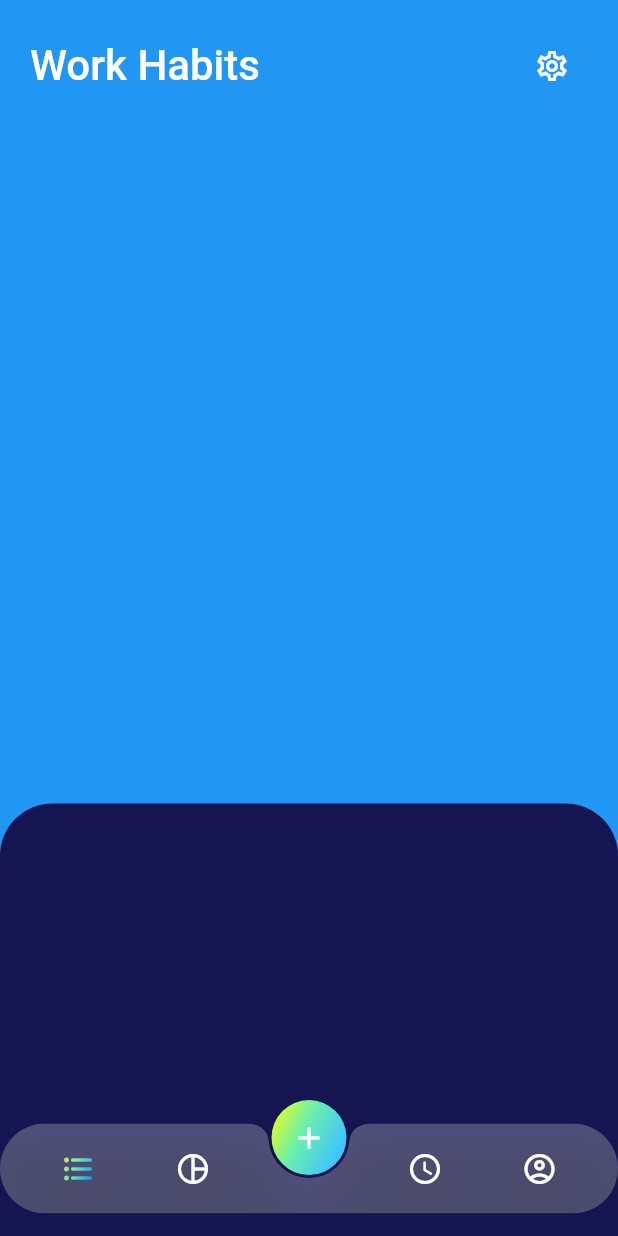
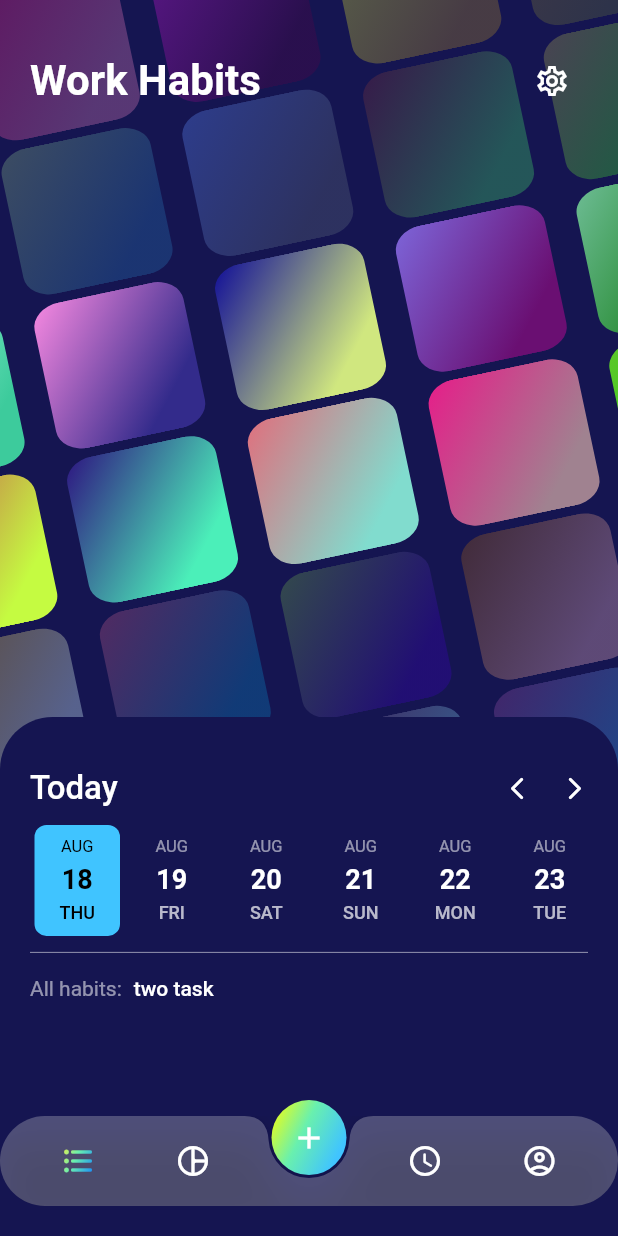
Before and after one commit to ocin-effendy/my_habit, a Flutter app: the screen it shows after launch, on a phone screen of 412 x 824 dp. Run offline on Flutter 3.47's test engine with Material 2 defaults, Android fonts, the light colour scheme and no system bars; drawn by our look-alikes of carousel_slider, date_picker_timeline.

Commit message:
modify homepage

```diff
--- a/lib/home_page.dart
+++ b/lib/home_page.dart
@@ -1,6 +1,20 @@
+import 'package:carousel_slider/carousel_slider.dart';
+import 'package:date_picker_timeline/date_picker_timeline.dart';
+import 'package:flutter/cupertino.dart';
 import 'package:flutter/material.dart';
+import 'dart:math' as math;
 
-class HomePage extends StatelessWidget {
+class HomePage extends StatefulWidget {
+  const HomePage({Key? key}) : super(key: key);
+  @override
+  State<HomePage> createState() => _HomePageState();
+}
+
+class _HomePageState extends State<HomePage> {
+  DatePickerController _controllerDatePicker = DatePickerController();
+  DateTime _selectedValue = DateTime.now();
+  final math.Random _random = math.Random();
+
   @override
   Widget build(BuildContext context) {
     return Scaffold(
@@ -8,40 +22,152 @@ class HomePage extends StatelessWidget {
       body: Stack(
         children: [
           Container(
-							color: Colors.blue,
+            color: Color.fromRGBO(21, 21, 81, 1),
+            child: Transform.translate(
+              offset: Offset(-35, -35),
+              child: Transform.rotate(
+                angle: -math.pi / 15,
+                child: Transform(
+                  transform: Matrix4.diagonal3Values(1.3, 1, 1),
+                  child: Column(
+                    children: [
+                      for (int i = 0; i < 7; i++)
+                        Padding(
+                          padding: const EdgeInsets.symmetric(vertical: 3),
+                          child: CarouselSlider(
+                              options: CarouselOptions(
+                                  viewportFraction: 0.23, height: 99, autoPlay: true, autoPlayAnimationDuration: Duration(seconds: 3*i), autoPlayInterval: Duration(seconds: 4)),
+                              items: [1, 2].map((e) {
+                                return Builder(
+                                  builder: (BuildContext context) {
+                                    int item = e;
+                                    return Container(
+                                      key: ValueKey('$i'),
+                                      width: 78,
+                                      decoration: BoxDecoration(
+                                        borderRadius: const BorderRadius.all(
+                                            Radius.circular(15)),
+                                        gradient: LinearGradient(
+                                            begin: Alignment.topLeft,
+                                            colors: [
+                                              Color.fromRGBO(
+                                                  _random.nextInt(256),
+                                                  _random.nextInt(256),
+                                                  _random.nextInt(256),
+                                                  i == 2 || i == 3 ? 1 : .35),
+                                              Color.fromRGBO(
+                                                  _random.nextInt(256),
+                                                  _random.nextInt(256),
+                                                  _random.nextInt(256),
+                                                  i == 2 || i == 3 ? 1 : .35),
+                                            ]),
+                                      ),
+                                    );
+                                  },
+                                );
+                              }).toList()),
+                        ),
+                    ],
+                  ),
+                ),
+              ),
+            ),
           ),
           Align(
             alignment: Alignment.bottomCenter,
             child: Expanded(
                 child: Container(
+              padding: const EdgeInsets.symmetric(vertical: 35, horizontal: 20),
               width: MediaQuery.of(context).size.width,
-										height: MediaQuery.of(context).size.height * .35,
+              height: MediaQuery.of(context).size.height * .42,
               decoration: const BoxDecoration(
                   color: Color.fromRGBO(21, 21, 81, 1),
                   borderRadius: BorderRadius.only(
                     topLeft: Radius.circular(35),
                     topRight: Radius.circular(35),
+                  )),
+              child: Column(
+								crossAxisAlignment: CrossAxisAlignment.start,
+                children: [
+                  Row(
+                    mainAxisAlignment: MainAxisAlignment.spaceBetween,
+                    children: [
+                      const Text(
+                        "Today",
+                        style: TextStyle(
+                            color: Colors.white,
+                            fontSize: 22,
+                            fontWeight: FontWeight.w500),
+                      ),
+                      Row(
+                        children: [
+                          Icon(
+                            Icons.arrow_back_ios_rounded,
+                            color: Colors.white,
+														size: 18,
+                          ),
+                          SizedBox(width: 20),
+                          Icon(
+                            Icons.arrow_forward_ios_rounded,
+                            color: Colors.white,
+														size: 18,
                           )
+                        ],
+                      )
+                    ],
                   ),
-									)
+									SizedBox(height: 8,),
+                  DatePicker(
+                    DateTime.now(),
+                    width: 57,
+                    controller: _controllerDatePicker,
+                    initialSelectedDate: DateTime.now(),
+                    selectionColor: Colors.lightBlueAccent,
+                    selectedTextColor: Colors.black,
+										monthTextStyle: const TextStyle(color: Colors.white54, fontSize: 11),
+										dateTextStyle: const TextStyle(color: Colors.white, fontSize: 18, fontWeight: FontWeight.w700),
+										dayTextStyle: const TextStyle(color: Colors.white70, fontSize: 12, fontWeight: FontWeight.w500),
+                    onDateChange: (date) {
+                      // New date selected
+                      setState(() {
+                        _selectedValue = date;
+                      });
+                    },
                   ),
+									const Divider(
+										color: Colors.white54,
+									),
+									SizedBox(height: 8),
+									Row(
+										children: [
+											Text("All habits:", style: TextStyle(color: Colors.white54),),
+											SizedBox(width: 8),
+											Text("two task", style: TextStyle(color: Colors.white, fontWeight: FontWeight.w500),),
+										],
+									),
+                ],
+              ),
+            )),
           ),
           SafeArea(
             child: Padding(
-						    padding: const EdgeInsets.all(20),
+              padding: const EdgeInsets.only(top: 30, left: 20, right: 20),
               child: Row(
                 mainAxisAlignment: MainAxisAlignment.spaceBetween,
                 children: [
-						  			const Text("Work Habits",
+                  const Text(
+                    "Work Habits",
                     style: TextStyle(
                         color: Colors.white,
                         fontSize: 28,
-												fontWeight: FontWeight.w500
-											),
+                        fontWeight: FontWeight.w600),
                   ),
                   IconButton(
-											onPressed: (){},
-											icon: const Icon(Icons.settings_outlined, color: Colors.white,),
+                    onPressed: () {},
+                    icon: const Icon(
+                      Icons.settings_outlined,
+                      color: Colors.white,
+                    ),
                   ),
                 ],
               ),
--- a/lib/root.dart
+++ b/lib/root.dart
@@ -55,7 +55,7 @@ class _RootPageState extends State<RootPage> {
 
   Widget getBottomBar(BuildContext context) {
     return Container(
-      margin: const EdgeInsets.only(bottom: 15),
+      margin: const EdgeInsets.only(bottom: 20),
       height: 60,
       child: ClipRRect(
           borderRadius: BorderRadius.circular(30),
--- a/pubspec.yaml
+++ b/pubspec.yaml
@@ -34,6 +34,8 @@ dependencies:
   # The following adds the Cupertino Icons font to your application.
   # Use with the CupertinoIcons class for iOS style icons.
   cupertino_icons: ^1.0.2
+  carousel_slider: ^4.1.1
+  date_picker_timeline: ^1.2.3
 
 dev_dependencies:
   flutter_test:
```
Also changed, not shown: pubspec.lock. Lines whose indentation alone changed are shown as unchanged.
